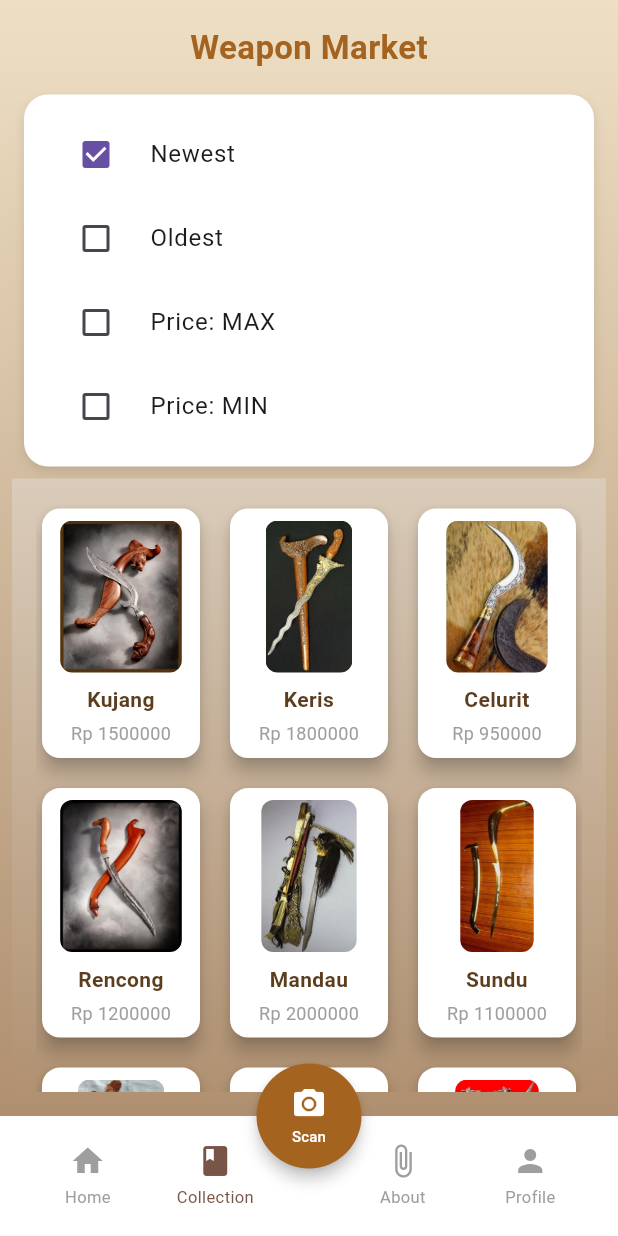
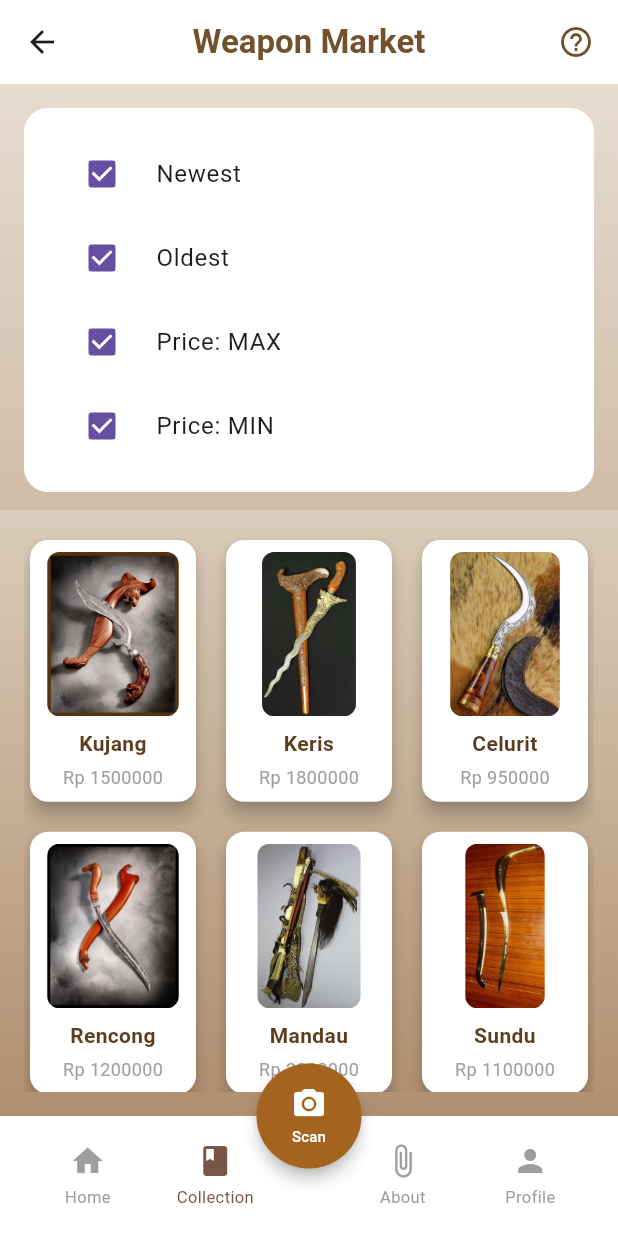
Before and after one commit to ZeroZennn/pusoko, a Flutter app: the MarketScreen screen opened directly, on a phone screen of 412 x 824 dp. Run offline on Flutter 3.47's test engine with Material 3 defaults, Android fonts, the phone set to English and light mode, and no system bars; our stand-ins replace carousel_slider, font_awesome_flutter, image_picker, lottie.

Commit message:
capek wokkk

```diff
--- a/lib/market.dart
+++ b/lib/market.dart
@@ -11,108 +11,87 @@ class MarketScreen extends StatefulWidget {
 
 class _MarketScreenState extends State<MarketScreen> {
   bool newest = true;
-  bool oldest = false;
-  bool priceMax = false;
-  bool priceMin = false;
+  bool oldest = true;
+  bool priceMax = true;
+  bool priceMin = true;
 
   @override
   Widget build(BuildContext context) {
     return CustomScaffold(
       currentIndex: 1,
-      body: Stack(
-        children: [
-          // Background gradient
-          Container(
+      appBar: AppBar(
+        title: const Text(
+          'Weapon Market',
+          style: TextStyle(
+            color: Color(0xFF74512D),
+            fontWeight: FontWeight.bold,
+          ),
+        ),
+        backgroundColor: Colors.white,
+        centerTitle: true,
+        elevation: 0,
+        actions: const [
+          Padding(
+            padding: EdgeInsets.only(right: 16.0),
+            child: Icon(Icons.help_outline, color: Color(0xFF74512D)),
+          )
+        ],
+      ),
+      body: SafeArea(
+        child: Container(
           decoration: const BoxDecoration(
             gradient: LinearGradient(
               begin: Alignment.topCenter,
               end: Alignment.bottomCenter,
-                colors: [Color(0xFFEEDFC4), Color(0xFFAF8F6F)],
+              colors: [Color(0xFFE6DCCF), Color(0xFFAF8F6F)],
             ),
           ),
-          ),
-          // Content
-          SafeArea(
           child: Column(
             children: [
-                const Padding(
-                  padding: EdgeInsets.symmetric(vertical: 16),
-                  child: Text(
-                    "Weapon Market",
-                    style: TextStyle(
-                      fontSize: 22,
-                      fontWeight: FontWeight.bold,
-                      color: Color(0xFFA46420),
-                    ),
-                  ),
-                ),
+              // FILTER SECTION
               Container(
-                  margin: const EdgeInsets.symmetric(horizontal: 16),
-                  padding: const EdgeInsets.all(12),
+                margin: const EdgeInsets.fromLTRB(16, 16, 16, 0),
+                padding: const EdgeInsets.all(16),
                 decoration: BoxDecoration(
                   color: Colors.white,
                   borderRadius: BorderRadius.circular(16),
-                    boxShadow: [
-                      BoxShadow(
-                        color: Colors.black.withOpacity(0.1),
-                        blurRadius: 6,
-                        offset: const Offset(0, 3),
-                      ),
-                    ],
                 ),
                 child: Column(
                   children: [
                     CheckboxListTile(
                       value: newest,
-                        onChanged: (val) => setState(() {
-                          newest = val!;
-                          oldest = priceMax = priceMin = false;
-                        }),
+                      onChanged: (val) => setState(() => newest = val!),
                       title: const Text("Newest"),
                       controlAffinity: ListTileControlAffinity.leading,
                     ),
                     CheckboxListTile(
                       value: oldest,
-                        onChanged: (val) => setState(() {
-                          oldest = val!;
-                          newest = priceMax = priceMin = false;
-                        }),
+                      onChanged: (val) => setState(() => oldest = val!),
                       title: const Text("Oldest"),
                       controlAffinity: ListTileControlAffinity.leading,
                     ),
                     CheckboxListTile(
                       value: priceMax,
-                        onChanged: (val) => setState(() {
-                          priceMax = val!;
-                          newest = oldest = priceMin = false;
-                        }),
+                      onChanged: (val) => setState(() => priceMax = val!),
                       title: const Text("Price: MAX"),
                       controlAffinity: ListTileControlAffinity.leading,
                     ),
                     CheckboxListTile(
                       value: priceMin,
-                        onChanged: (val) => setState(() {
-                          priceMin = val!;
-                          newest = oldest = priceMax = false;
-                        }),
+                      onChanged: (val) => setState(() => priceMin = val!),
                       title: const Text("Price: MIN"),
                       controlAffinity: ListTileControlAffinity.leading,
                     ),
                   ],
                 ),
               ),
-                const SizedBox(height: 8),
-                // Market list
-                Flexible(
-                  child: Padding(
-                    padding: const EdgeInsets.symmetric(horizontal: 8),
-                    child: MarketPageScreen(),
-                  ),
-                ),
+              const SizedBox(height: 12),
+
+              // MARKET CONTENT
+              Expanded(child: MarketPageScreen()),
             ],
           ),
         ),
-        ],
       ),
     );
   }
```
Also changed, not shown: lib/about.dart (+19 -0 lines), lib/profile.dart (+50 -26 lines). Lines whose indentation alone changed are shown as unchanged.
